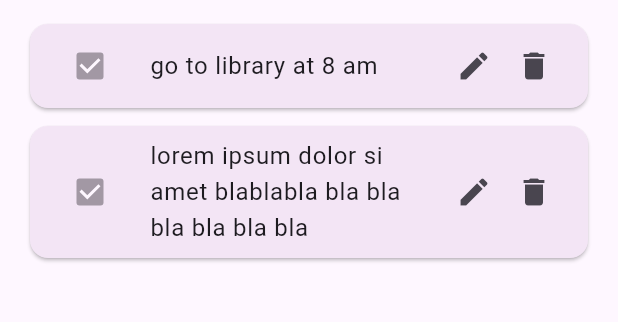
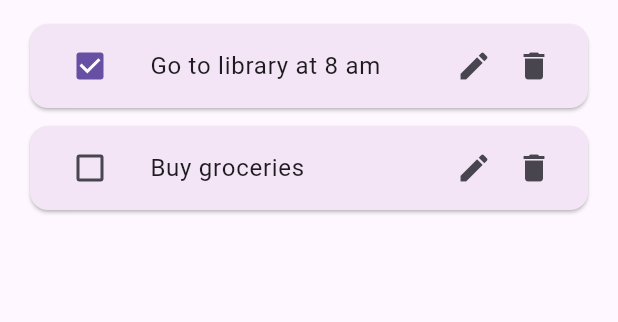
Before and after one commit to llatifah99/todo-flutter, a Flutter app: the screen it shows after launch, on a phone screen of 412 x 824 dp, the part 267-589 px from its top. Run offline on Flutter 3.47's test engine with Material 3 defaults, Android fonts, the phone set to English and light mode, and no system bars.

Commit message:
card todo mapping, checklist, button remove

```diff
--- /dev/null
+++ b/todolist/lib/custom_widgets/cardTodo.dart
@@ -0,0 +1,38 @@
+import 'package:flutter/material.dart';
+import '../model/todo_model.dart';
+
+class CardTodo extends StatelessWidget {
+  final TodoModel todo;
+  final Function(bool?) onToggle;
+  final VoidCallback onEdit;
+  final VoidCallback onDelete;
+
+  const CardTodo({
+    super.key,
+    required this.todo,
+    required this.onToggle,
+    required this.onEdit,
+    required this.onDelete,
+  });
+
+  @override
+  Widget build(BuildContext context) {
+    return Card(
+      color: Colors.purple.shade50,
+      margin: const EdgeInsets.symmetric(vertical: 6),
+      shape: RoundedRectangleBorder(borderRadius: BorderRadius.circular(12)),
+      child: ListTile(
+        leading: Checkbox(value: todo.isDone, onChanged: onToggle),
+        title: Text(todo.title),
+        trailing: Row(
+          mainAxisSize: MainAxisSize.min,
+          children: [
+            GestureDetector(onTap: onEdit, child: const Icon(Icons.edit)),
+            const SizedBox(width: 16),
+            GestureDetector(onTap: onDelete, child: const Icon(Icons.delete)),
+          ],
+        ),
+      ),
+    );
+  }
+}
--- /dev/null
+++ b/todolist/lib/custom_widgets/searchbar.dart
@@ -0,0 +1,23 @@
+import 'package:flutter/material.dart';
+
+class CustomSearchBar extends StatelessWidget {
+  const CustomSearchBar({super.key});
+
+  @override
+  Widget build(BuildContext context) {
+    return Container(
+      padding: EdgeInsets.symmetric(horizontal: 16),
+      decoration: BoxDecoration(
+        color: Colors.purple.shade50,
+        borderRadius: BorderRadius.circular(20),
+      ),
+      child: TextField(
+        decoration: InputDecoration(
+          icon: Icon(Icons.search),
+          hintText: "Search",
+          border: InputBorder.none,
+        ),
+      ),
+    );
+  }
+}
--- /dev/null
+++ b/todolist/lib/model/todo_model.dart
@@ -0,0 +1,6 @@
+class TodoModel {
+  String title;
+  bool isDone;
+
+  TodoModel({required this.title, this.isDone = false});
+}
--- a/todolist/lib/page/todo_page.dart
+++ b/todolist/lib/page/todo_page.dart
@@ -1,8 +1,21 @@
 import 'package:flutter/material.dart';
 import '../custom_widgets/appbar.dart';
+import '../custom_widgets/searchbar.dart';
+import '../custom_widgets/cardTodo.dart';
+import '../model/todo_model.dart';
 
-class TodoPage extends StatelessWidget {
+class TodoPage extends StatefulWidget {
   const TodoPage({super.key});
+
+  @override
+  State<TodoPage> createState() => _TodoPageState();
+}
+
+class _TodoPageState extends State<TodoPage> {
+  List<TodoModel> todos = [
+    TodoModel(title: "Go to library at 8 am", isDone: true),
+    TodoModel(title: "Buy groceries", isDone: false),
+  ];
 
   @override
   Widget build(BuildContext context) {
@@ -14,80 +27,37 @@ class TodoPage extends StatelessWidget {
           crossAxisAlignment: CrossAxisAlignment.start,
           children: [
             // search bar
-            Container(
-              padding: EdgeInsets.symmetric(horizontal: 16),
-              decoration: BoxDecoration(
-                color: Colors.purple.shade50,
-                borderRadius: BorderRadius.circular(20),
-              ),
-              child: TextField(
-                decoration: InputDecoration(
-                  icon: Icon(Icons.search),
-                  hintText: "Search",
-                  border: InputBorder.none,
-                ),
-              ),
-            ),
-
+            CustomSearchBar(),
             // batas
             SizedBox(height: 20),
             Text(
               "All to-do :",
               style: TextStyle(fontSize: 24, fontWeight: FontWeight.w700),
             ),
-
             // batas
             SizedBox(height: 10),
+            // todo List
             Expanded(
-              child: SingleChildScrollView(
-                // Card -1
-                child: Column(
-                  children: [
-                    // todo 1
-                    Card(
-                      color: Colors.purple.shade50,
-                      margin: const EdgeInsets.symmetric(vertical: 6),
-                      shape: RoundedRectangleBorder(
-                        borderRadius: BorderRadius.circular(12),
-                      ),
-                      child: ListTile(
-                        leading: Checkbox(value: true, onChanged: null),
-                        title: Text("go to library at 8 am"),
-                        trailing: Row(
-                          mainAxisSize: MainAxisSize.min,
-                          children: const [
-                            Icon(Icons.edit),
-                            SizedBox(width: 16),
-                            Icon(Icons.delete),
-                          ],
-                        ),
-                      ),
-                    ),
-
-                    // todo 2
-                    Card(
-                      color: Colors.purple.shade50,
-                      margin: const EdgeInsets.symmetric(vertical: 6),
-                      shape: RoundedRectangleBorder(
-                        borderRadius: BorderRadius.circular(12),
-                      ),
-                      child: ListTile(
-                        leading: Checkbox(value: true, onChanged: null),
-                        title: Text(
-                          "lorem ipsum dolor si amet blablabla bla bla bla bla bla bla",
-                        ),
-                        trailing: Row(
-                          mainAxisSize: MainAxisSize.min,
-                          children: const [
-                            Icon(Icons.edit),
-                            SizedBox(width: 16),
-                            Icon(Icons.delete),
-                          ],
-                        ),
-                      ),
-                    ),
-                  ],
-                ),
+              child: ListView.builder(
+                itemCount: todos.length,
+                itemBuilder: (context, index) {
+                  return CardTodo(
+                    todo: todos[index],
+                    onToggle: (value) {
+                      setState(() {
+                        todos[index].isDone = value!;
+                      });
+                    },
+                    onEdit: () {
+                      print("edit");
+                    },
+                    onDelete: () {
+                      setState(() {
+                        todos.removeAt(index);
+                      });
+                    },
+                  );
+                },
               ),
             ),
           ],
```
